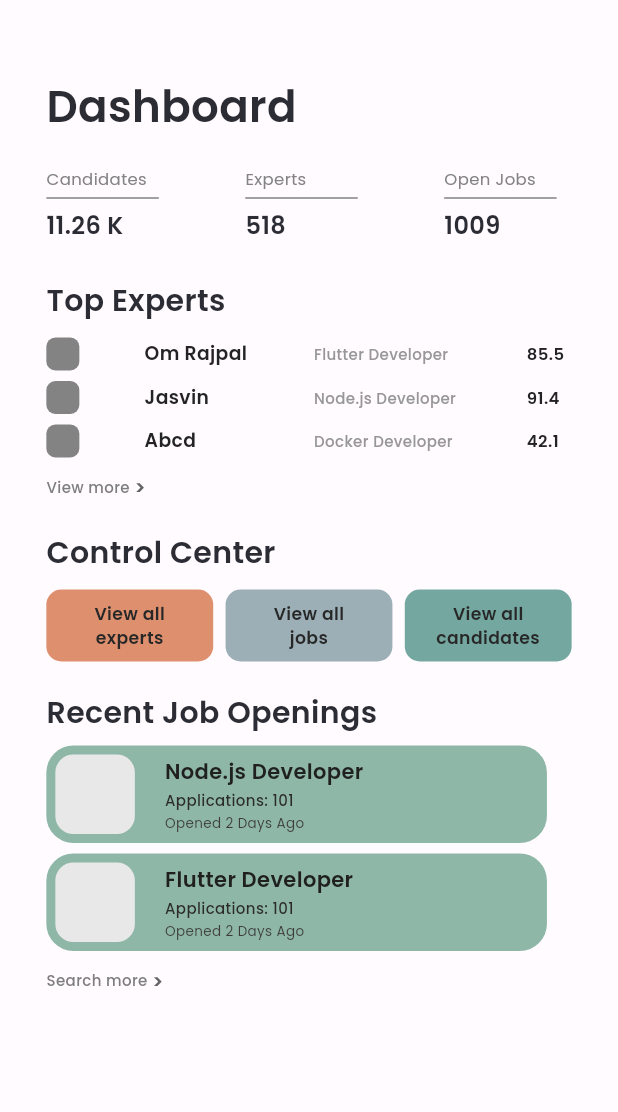
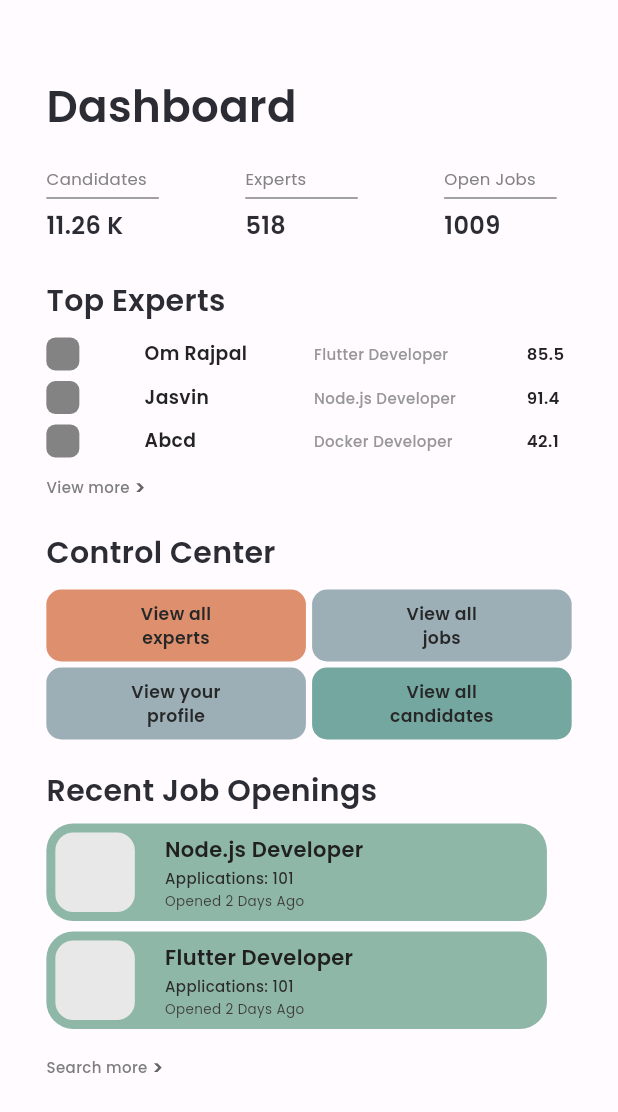
Before and after one commit to om13rajpal/SIH-app, a Flutter app: the Homepage screen opened directly, on a phone screen of 412 x 824 dp. Shown: the top 1112 px of the screen. Run offline on Flutter 3.47's test engine with Material 3 defaults, Android fonts, the phone set to English and light mode, and no system bars; our stand-ins replace fluttertoast, lottie, percent_indicator.

Commit message:
made some minor changes

```diff
--- a/lib/components/dashbutton.dart
+++ b/lib/components/dashbutton.dart
@@ -9,7 +9,7 @@ class DashboardButton extends StatelessWidget{
   Widget build(BuildContext context) {
     return Container(
                           height: 48,
-                          width: MediaQuery.of(context).size.width * 0.27,
+                          width: MediaQuery.of(context).size.width * 0.42,
                           alignment: Alignment.center,
                           decoration: BoxDecoration(
                               color: colour,
--- a/lib/homepage.dart
+++ b/lib/homepage.dart
@@ -14,12 +14,15 @@ class Homepage extends StatelessWidget {
   @override
   Widget build(BuildContext context) {
     return Scaffold(
-      body: Background(
+      body: Stack(
+        children: [
+          Background(
             colour: Colors.white54,
             child: Center(
               child: SizedBox(
                 height: MediaQuery.of(context).size.height,
                 width: MediaQuery.of(context).size.width * 0.85,
+                child: SingleChildScrollView(
                   child: Column(
                     crossAxisAlignment: CrossAxisAlignment.start,
                     children: [
@@ -47,12 +50,16 @@ class Homepage extends StatelessWidget {
                         height: 10,
                       ),
                       const TopExperts(
-                    name: "Om Rajpal", job: "Flutter Developer", score: "85.5"),
+                          name: "Om Rajpal",
+                          job: "Flutter Developer",
+                          score: "85.5"),
                       const SizedBox(
                         height: 7,
                       ),
                       const TopExperts(
-                    name: "Jasvin", job: "Node.js Developer", score: "91.4"),
+                          name: "Jasvin",
+                          job: "Node.js Developer",
+                          score: "91.4"),
                       const SizedBox(
                         height: 7,
                       ),
@@ -99,9 +106,21 @@ class Homepage extends StatelessWidget {
                         crossAxisAlignment: CrossAxisAlignment.center,
                         children: [
                           DashboardButton(
-                        colour: Color(0xffDE8F6E), text: "View all\nexperts"),
+                              colour: Color(0xffDE8F6E),
+                              text: "View all\nexperts"),
                           DashboardButton(
                               colour: Color(0xff9CAFB7), text: "View all\njobs"),
+                        ],
+                      ),
+                      const SizedBox(
+                        height: 4,
+                      ),
+                      const Row(
+                        mainAxisAlignment: MainAxisAlignment.spaceBetween,
+                        crossAxisAlignment: CrossAxisAlignment.center,
+                        children: [
+                          DashboardButton(
+                              colour: Color(0xff9CAFB7), text: "View your\nprofile"),
                           DashboardButton(
                               colour: Color(0xff73A7A0),
                               text: "View all\ncandidates"),
@@ -147,7 +166,11 @@ class Homepage extends StatelessWidget {
                                         text: ">",
                                         fontSize: 13,
                                         fontWeight: FontWeight.w600,
-                                  color: Color.fromARGB(255, 100, 100, 100))),
+                                        color:
+                                            Color.fromARGB(255, 100, 100, 100))),
+                                const SizedBox(
+                                  height: 30,
+                                )
                               ],
                             ),
                           ),
@@ -158,6 +181,9 @@ class Homepage extends StatelessWidget {
                 ),
               ),
             ),
+          ),
+        ],
+      ),
     );
   }
 }
```
Lines whose indentation alone changed are shown as unchanged.
